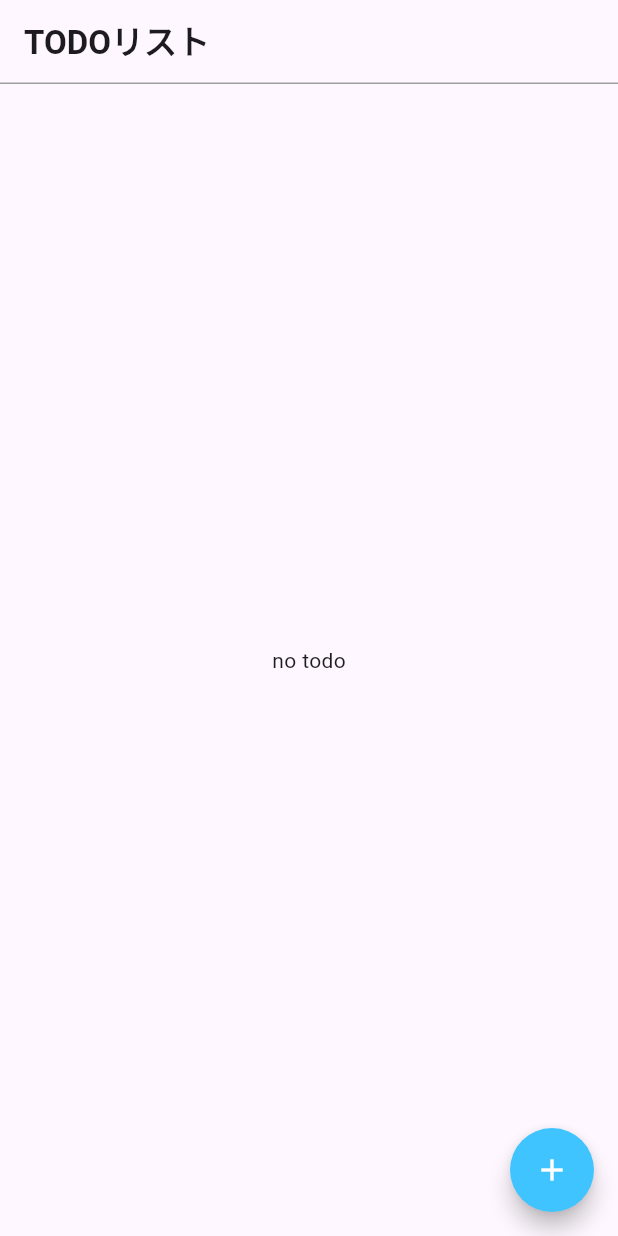
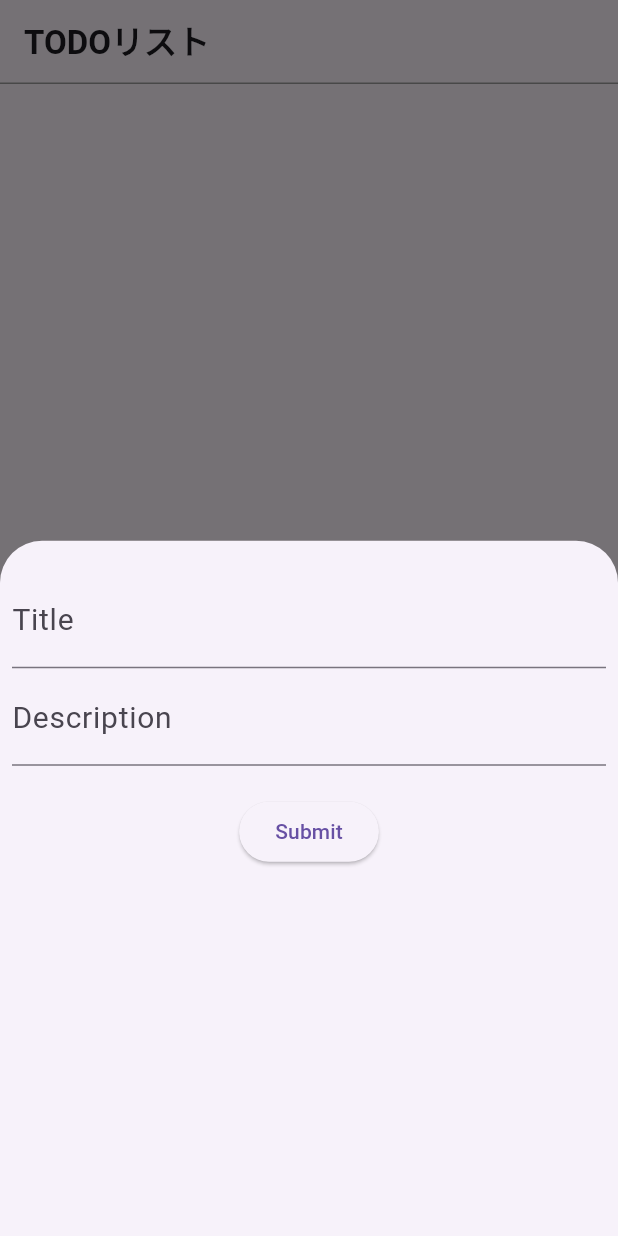
Before and after one commit to yukimiyake0607/todo_riverpod, a Flutter app: the screen it shows after launch, after a tap on the "add" icon, on a phone screen of 412 x 824 dp. Run offline on Flutter 3.47's test engine with Material 3 defaults, Android fonts, the phone set to English and light mode, and no system bars; our stand-ins replace flutter_riverpod, freezed_annotation, riverpod_annotation; generated files the repository leaves out were written again.

```diff
--- a/lib/screens/home_screen.dart
+++ b/lib/screens/home_screen.dart
@@ -40,7 +40,14 @@ class HomeScreen extends ConsumerWidget {
               },
             ),
       floatingActionButton: FloatingActionButton(
-        onPressed: () {},
+        onPressed: () {
+          showModalBottomSheet(
+            context: context,
+            builder: (BuildContext context) {
+              return AddTodo();
+            },
+          );
+        },
         child: const Icon(
           Icons.add,
           color: Colors.white,
@@ -49,3 +56,38 @@ class HomeScreen extends ConsumerWidget {
     );
   }
 }
+
+class AddTodo extends StatelessWidget {
+  final _titleController = TextEditingController();
+  final _descriptionController = TextEditingController();
+
+  @override
+  Widget build(BuildContext context) {
+    return Padding(
+      padding: const EdgeInsets.symmetric(horizontal: 8.0, vertical: 20.0),
+      child: Container(
+        height: 500,
+        width: double.infinity,
+        child: Column(
+          children: [
+            TextField(
+              controller: _titleController,
+              decoration: const InputDecoration(labelText: 'Title'),
+            ),
+            TextField(
+              controller: _descriptionController,
+              decoration: const InputDecoration(labelText: 'Description'),
+            ),
+            const SizedBox(
+              height: 20,
+            ),
+            ElevatedButton(
+              onPressed: () {},
+              child: const Text('Submit'),
+            ),
+          ],
+        ),
+      ),
+    );
+  }
+}
```
